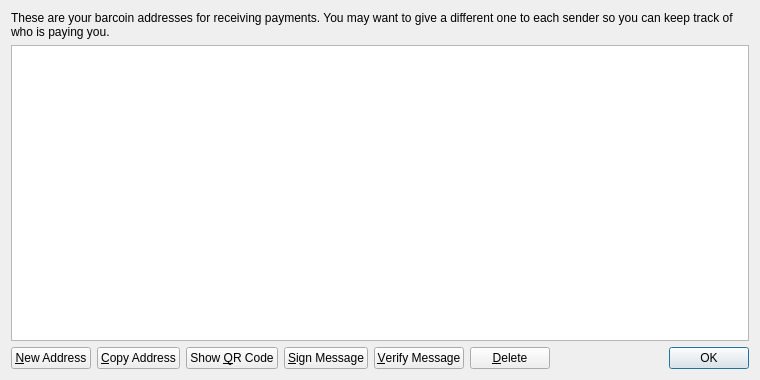
Old version of the form src/qt/forms/addressbookpage.ui in the repository DigitalCurrencyProgramming/VanCoin.
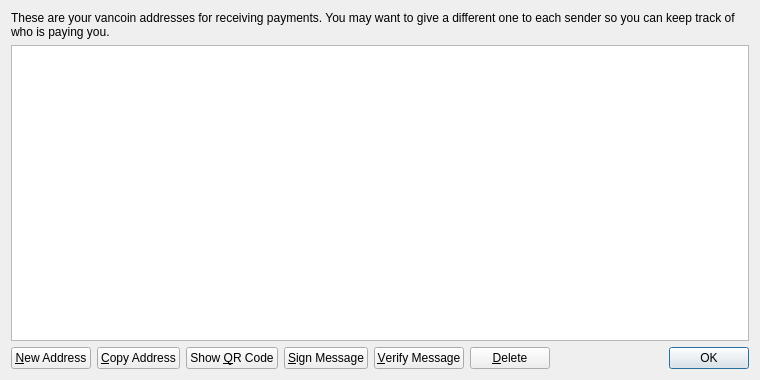
New version of the form. Icons and pictures are not drawn.

The edit to the form file:
```diff
--- a/src/qt/forms/addressbookpage.ui
+++ b/src/qt/forms/addressbookpage.ui
@@ -17,7 +17,7 @@
    <item>
     <widget class="QLabel" name="labelExplanation">
      <property name="text">
-      <string>These are your barcoin addresses for receiving payments. You may want to give a different one to each sender so you can keep track of who is paying you.</string>
+      <string>These are your vancoin addresses for receiving payments. You may want to give a different one to each sender so you can keep track of who is paying you.</string>
      </property>
      <property name="textFormat">
       <enum>Qt::PlainText</enum>
```
